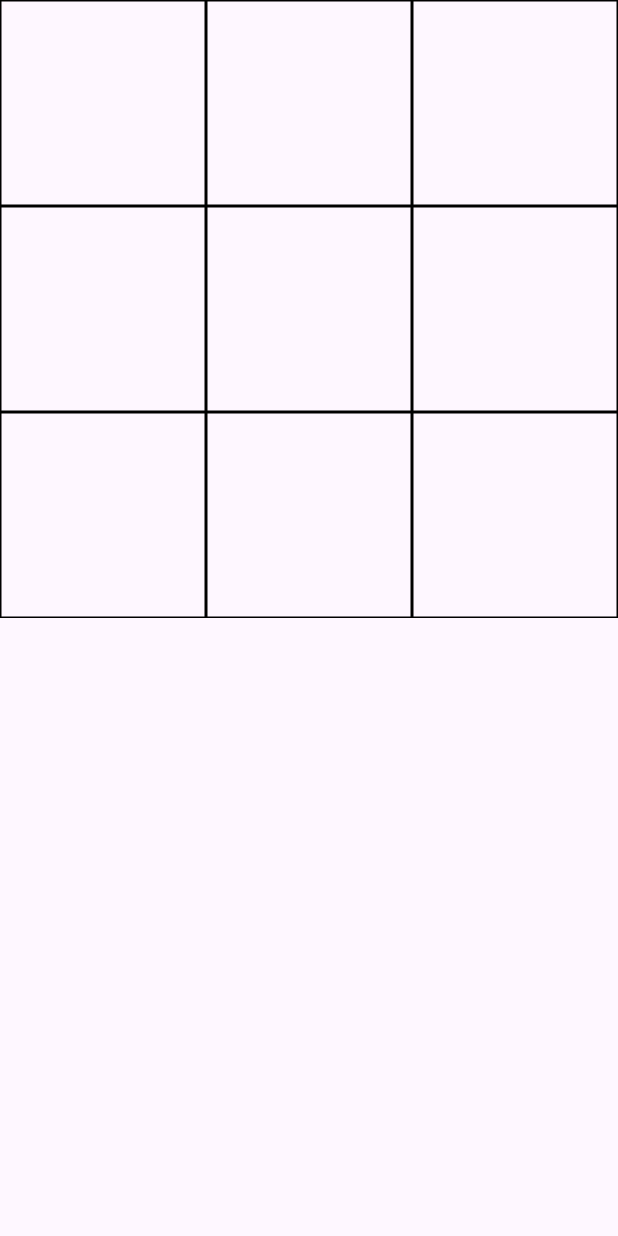
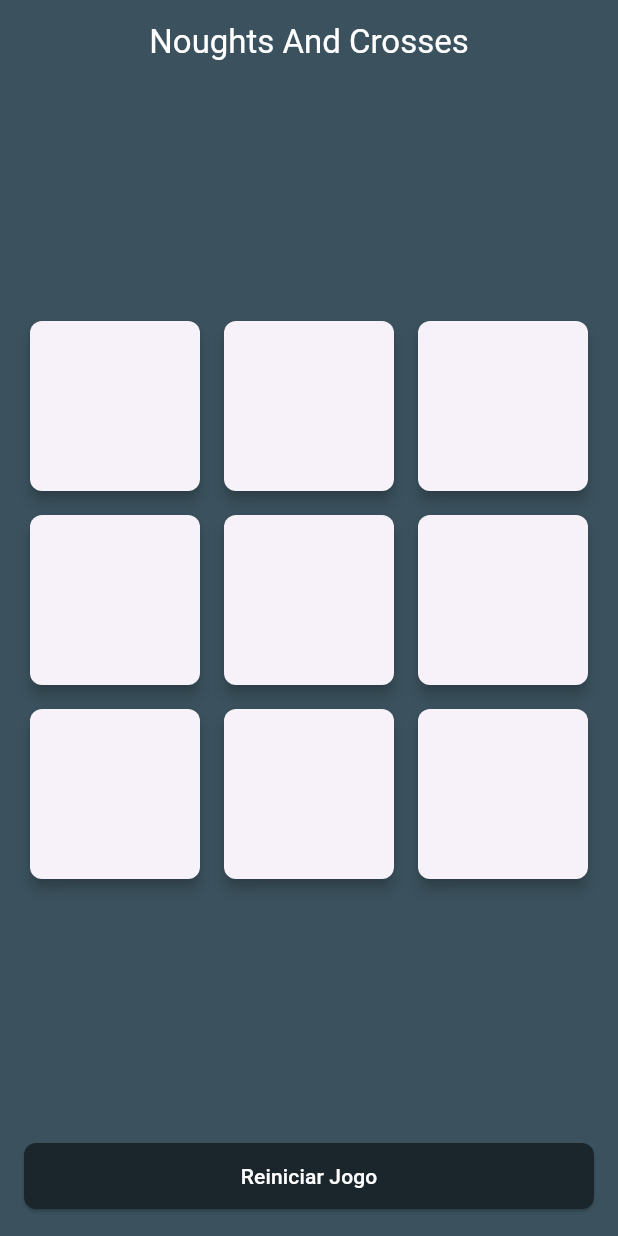
Before and after one commit to guilhermeSchiochet/noughts_and_crosses, a Flutter app: the screen it shows after launch, on a phone screen of 412 x 824 dp. Run offline on Flutter 3.47's test engine with Material 2 defaults, Android fonts, the phone set to English and light mode, and no system bars.

```diff
--- a/lib/data/game_repository.dart
+++ b/lib/data/game_repository.dart
@@ -0,0 +1,84 @@
+import 'package:flutter/material.dart';
+
+class GameRepository {
+
+  /// Variable that stores the current player ('X' or 'O').
+  /// Variável que armazena o jogador atual ('X' ou 'O').
+  late String _currentPlayer;
+
+  /// Variable that stores the board state in a 3x3 matrix.
+  /// Variável que armazena o estado do tabuleiro em uma matriz 3x3.
+  late List<List<String>> _board;
+
+  /// ValueNotifier used to notify changes in the board state.
+  /// ValueNotifier usado para notificar as mudanças no estado do tabuleiro.
+  final ValueNotifier<List<List<String>>> boardNotifier;
+
+  /// Constructor that initializes the board state and ValueNotifier.
+  /// Construtor que inicializa o estado do tabuleiro e o ValueNotifier.
+  GameRepository() : boardNotifier = ValueNotifier<List<List<String>>>(List.generate(3, (_) => List.filled(3, ''))) {
+    _resetBoard();
+  }
+
+  /// Resets the board state to an empty 3x3 matrix and sets the current player to 'X'.
+  /// Redefine o estado do tabuleiro para uma matriz 3x3 vazia e define o jogador atual como 'X'.
+  void _resetBoard() {
+    _board = List.generate(3, (_) => List.filled(3, ''));
+    _currentPlayer = 'X';
+    boardNotifier.value = List.generate(3, (i) => List.from(_board[i]));
+  }
+
+  /// Getter to access the current board state.
+  /// Getter para acessar o estado atual do tabuleiro.
+  List<List<String>> get board => _board;
+
+  /// Getter to access the current player.
+  /// Getter para acessar o jogador atual.
+  String get currentPlayer => _currentPlayer;
+
+  /// Makes a move at the given position (x, y) if the cell is empty and updates the current player.
+  /// Realiza uma jogada na posição fornecida (x, y) se a célula estiver vazia e atualiza o jogador atual.
+  void makeMove(int x, int y) {
+    if (_board[x][y].isEmpty) {
+      _board[x][y] = _currentPlayer;
+      _currentPlayer = _currentPlayer == 'X' ? 'O' : 'X';
+      boardNotifier.value = List.generate(3, (i) => List.from(_board[i]));
+    }
+  }
+
+  /// Helper function that checks if a list of three strings is a winning row, column, or diagonal.
+  /// Função auxiliar que verifica se uma lista de três strings é uma linha, coluna ou diagonal vencedora.
+  bool _isWinningLine(List<String> line) {
+    return line[0] == line[1] && line[1] == line[2] && line[0] != '';
+  }
+
+  /// Checks if there is a winner on the current board state.
+  /// Verifica se há um vencedor no estado atual do tabuleiro.
+  bool checkWin() {
+    for (int i = 0; i < 3; i++) {
+      // Check rows and columns for a win.
+      // Verifica linhas e colunas em busca de uma vitória.
+      if (_isWinningLine(_board[i]) || _isWinningLine([_board[0][i], _board[1][i], _board[2][i]])) {
+        return true;
+      }
+    }
+
+    // Check diagonals for a win.
+    // Verifica diagonais em busca de uma vitória.
+    if (_isWinningLine([_board[0][0], _board[1][1], _board[2][2]]) ||
+        _isWinningLine([_board[0][2], _board[1][1], _board[2][0]])) {
+      return true;
+    }
+
+    // If no winner is found, return false.
+    // Se nenhum vencedor for encontrado, retorna falso.
+    return false;
+  }
+
+  /// Restarts the game by resetting the board state and notifying the change.
+  /// Reinicia o jogo, redefinindo o estado do tabuleiro e notificando a mudança.
+  void restartGame() {
+    _resetBoard();
+    boardNotifier.value = _board;
+  }
+}
--- a/lib/domain/usecases/check_win.dart
+++ b/lib/domain/usecases/check_win.dart
@@ -0,0 +1,11 @@
+import 'package:noughts_and_crosses/data/game_repository.dart';
+
+class CheckWin {
+  final GameRepository _gameRepository;
+
+  CheckWin(this._gameRepository);
+
+  bool call() {
+    return _gameRepository.checkWin();
+  }
+}
--- a/lib/domain/usecases/make_move.dart
+++ b/lib/domain/usecases/make_move.dart
@@ -0,0 +1,11 @@
+import 'package:noughts_and_crosses/data/game_repository.dart';
+
+class MakeMove {
+  final GameRepository _gameRepository;
+
+  MakeMove(this._gameRepository);
+
+  void call(int x, int y) {
+    _gameRepository.makeMove(x, y);
+  }
+}
--- a/lib/domain/usecases/restart_game.dart
+++ b/lib/domain/usecases/restart_game.dart
@@ -0,0 +1,11 @@
+import 'package:noughts_and_crosses/data/game_repository.dart';
+
+class RestartGame {
+  final GameRepository _gameRepository;
+
+  RestartGame(this._gameRepository);
+
+  void call() {
+    _gameRepository.restartGame();
+  }
+}
--- a/lib/main.dart
+++ b/lib/main.dart
@@ -12,6 +12,7 @@ class MyApp extends StatelessWidget {
       home: Game(),
       title: 'Tic-Tac-Toe',
       theme: ThemeApp.themeData,
+      debugShowCheckedModeBanner: false,
     );
   }
 }
--- a/lib/presentation/screens/game.dart
+++ b/lib/presentation/screens/game.dart
@@ -1,7 +1,22 @@
 import 'package:flutter/material.dart';
+import 'package:noughts_and_crosses/data/game_repository.dart';
+import 'package:noughts_and_crosses/domain/usecases/check_win.dart';
+import 'package:noughts_and_crosses/domain/usecases/make_move.dart';
+import 'package:noughts_and_crosses/domain/usecases/restart_game.dart';
+import 'package:noughts_and_crosses/presentation/widgets/colors_app.dart';
+import 'package:noughts_and_crosses/presentation/widgets/game_cell.dart';
+import 'package:noughts_and_crosses/presentation/widgets/grid_view_app.dart';
+import 'package:noughts_and_crosses/presentation/widgets/winner_dialog.dart';
 
+/// The Game widget is responsible for managing the state and user interaction
+/// of the Tic Tac Toe game. It displays the game board and handles user input
+/// by updating the game state and checking for a winner.
+///
+/// O widget Game é responsável por gerenciar o estado e a interação do usuário
+/// no jogo da velha. Ele exibe o tabuleiro do jogo e lida com a entrada do usuário
+/// atualizando o estado do jogo e verificando se há um vencedor.
 class Game extends StatefulWidget {
-  const Game({super.key});
+  const Game({Key? key}) : super(key: key);
 
   @override
   State<Game> createState() => _GameState();
@@ -9,37 +24,154 @@ class Game extends StatefulWidget {
 
 class _GameState extends State<Game> {
 
+  late MakeMove _makeMove;
+  late CheckWin _checkWin;
+  late RestartGame _restartGame;
+  late GameRepository _gameRepository;
+
+  @override
+  void initState() {
+    super.initState();
+    _initializeGame();
+  }
+
+  /// Initializes the game state, setting up the game repository and use cases.
+  ///
+  /// Inicializa o estado do jogo, configurando o repositório de jogo e os casos de uso.
+  void _initializeGame() {
+    _gameRepository = GameRepository();
+    _makeMove = MakeMove(_gameRepository);
+    _checkWin = CheckWin(_gameRepository);
+    _restartGame = RestartGame(_gameRepository);
+  }
+
   @override
   Widget build(BuildContext context) {
     return Scaffold(
-      body: _componente
+      appBar: _buildAppBar(),
+      backgroundColor: ColorsApp.colorsApp,
+      body: _buildGameBoard(),
+      bottomNavigationBar: _buildRestartButton(),
     );
   }
 
-  Widget get _componente {
-    return GridView.builder(
-      gridDelegate:
-        SliverGridDelegateWithFixedCrossAxisCount(crossAxisCount: 3),
-      itemCount: 9,
-      itemBuilder: (BuildContext context, int index) {
-        return GestureDetector(
-          onTap: () {
-            // Lógica para lidar com o clique na célula do jogo.
-          },
-          child: Container(
-            decoration: BoxDecoration(
-              border: Border.all(),
-            ),
-            child: Center(
-              child: Text(
-                '',
-                style: TextStyle(fontSize: 48.0),
-              ),
-            ),
-          ),
-        );
+  AppBar _buildAppBar() {
+    return AppBar(
+      centerTitle: true,
+      title: Text(
+        'Noughts And Crosses',
+        style: TextStyle(
+          color: Colors.white
+        ),
+      ),
+      backgroundColor: ColorsApp.colorsApp,
+    );
+  }
+
+  /// Builds the Tic Tac Toe game board using an AnimatedBuilder and auxiliary
+  /// functions to handle user input and game state updates.
+  ///
+  /// Constrói o tabuleiro do jogo da velha usando um AnimatedBuilder e funções
+  /// auxiliares para lidar com a entrada do usuário e atualizações do estado do jogo.
+  Widget _buildGameBoard() {
+    return _createAnimatedBuilder();
+  }
+
+  /// Creates an AnimatedBuilder that responds to changes in the game board state.
+  ///
+  /// Cria um AnimatedBuilder que responde às mudanças no estado do tabuleiro do jogo.
+  Widget _createAnimatedBuilder() {
+    return AnimatedBuilder(
+      animation: _gameRepository.boardNotifier,
+      builder: (BuildContext context, _) {
+        return _createGridViewApp();
       },
     );
   }
 
+  /// Creates a GridViewApp widget that displays the game board cells.
+  ///
+  /// Cria um widget GridViewApp que exibe as células do tabuleiro do jogo.
+  Widget _createGridViewApp() {
+    return  Center(
+      child: Padding(
+        padding: const EdgeInsets.all(16.0),
+        child: AspectRatio(
+          aspectRatio: 1,
+          child: GridViewApp(
+            itemCoun: 9,
+            crossAxisCount: 3,
+            component: (context, idx) {
+              int x = idx ~/ 3;
+              int y = idx % 3;
+
+              return _createGameCell(x, y);
+            },
+          ),
+        ),
+      )
+    );
+  }
+
+  /// Creates a GameCell widget with the appropriate player symbol and onTap behavior.
+  ///
+  /// Cria um widget GameCell com o símbolo do jogador apropriado e comportamento onTap.
+  Widget _createGameCell(int x, int y) {
+    return GameCell(
+      player: _gameRepository.board[x][y],
+      onTap: () {
+        _handleCellTap(x, y);
+      },
+    );
+  }
+
+  /// Handles user input when a cell is tapped, updating the game state,
+  /// checking for a winner, and displaying a dialog if there's a winner.
+  ///
+  /// Lida com a entrada do usuário quando uma célula é tocada, atualizando o estado do jogo,
+  /// verificando se há um vencedor e exibindo um diálogo se houver um vencedor.
+  void _handleCellTap(int x, int y) {
+    _makeMove.call(x, y);
+    if (_checkWin.call()) {
+      _showWinnerDialog();
+    }
+  }
+
+  /// Displays a dialog announcing the winner and providing an option to restart the game.
+  ///
+  /// Exibe um diálogo anunciando o vencedor e fornecendo uma opção para reiniciar o jogo.
+  void _showWinnerDialog() {
+    WinnerDialog.show(context, _gameRepository.currentPlayer == 'X' ? 'O' : 'X', () {
+      _restartGame.call();
+    });
+  }
+
+  Widget _buildRestartButton() {
+    return Padding(
+      padding: const EdgeInsets.all(16.0),
+      child: ElevatedButton(
+        onPressed: () {
+          setState(() {
+            _restartGame.call();
+          });
+        },
+        child: Text(
+          'Reiniciar Jogo',
+          style: TextStyle(
+            color: Colors.white
+          ),
+        ),
+        style: ElevatedButton.styleFrom(
+          backgroundColor: ColorsApp.darkBlueGreen,
+          shape: RoundedRectangleBorder(
+            borderRadius: BorderRadius.circular(8.0),
+          ),
+          padding: EdgeInsets.symmetric(
+            horizontal: 24.0,
+            vertical: 12.0
+          ),
+        ),
+      ),
+    );
+  }
 }
--- /dev/null
+++ b/lib/presentation/widgets/colors_app.dart
@@ -0,0 +1,8 @@
+import 'package:flutter/material.dart';
+
+class ColorsApp {
+
+  static const colorsApp = Color.fromARGB(255, 59, 82, 94);
+
+  static const darkBlueGreen = Color.fromARGB(255, 27, 38, 44);
+}
--- /dev/null
+++ b/lib/presentation/widgets/game_cell.dart
@@ -0,0 +1,28 @@
+import 'package:flutter/material.dart';
+
+class GameCell extends StatelessWidget {
+  final String player;
+  final VoidCallback onTap;
+
+  const GameCell({Key? key, required this.player, required this.onTap}) : super(key: key);
+
+  @override
+  Widget build(BuildContext context) {
+    return Card(
+      elevation: 4,
+      shape: RoundedRectangleBorder(borderRadius: BorderRadius.circular(8)),
+      child: InkWell(
+        onTap: onTap,
+        child: Center(
+          child: Text(
+            player,
+            style: TextStyle(
+              fontSize: 48,
+              color: Colors.black
+            ),
+          ),
+        ),
+      ),
+    );
+  }
+}
--- /dev/null
+++ b/lib/presentation/widgets/grid_view_app.dart
@@ -0,0 +1,27 @@
+import 'package:flutter/material.dart';
+
+class GridViewApp extends StatelessWidget {
+  final int itemCoun;
+  final int crossAxisCount;
+  final Widget Function(BuildContext context, int idx) component;
+
+  const GridViewApp({
+    super.key,
+    required this.itemCoun,
+    required this.component,
+    required this.crossAxisCount,
+  });
+
+  @override
+  Widget build(BuildContext context) {
+    return GridView.builder(
+      itemCount: 9,
+      itemBuilder: this.component,
+        gridDelegate: SliverGridDelegateWithFixedCrossAxisCount(
+          crossAxisCount: crossAxisCount,
+          mainAxisSpacing: 8.0,
+          crossAxisSpacing: 8.0,
+        ),
+    );
+  }
+}
```
Also changed, not shown: lib/presentation/widgets/winner_dialog.dart (added, +24 -0 lines), lib/domain/game.dart (deleted), 1 other file.
